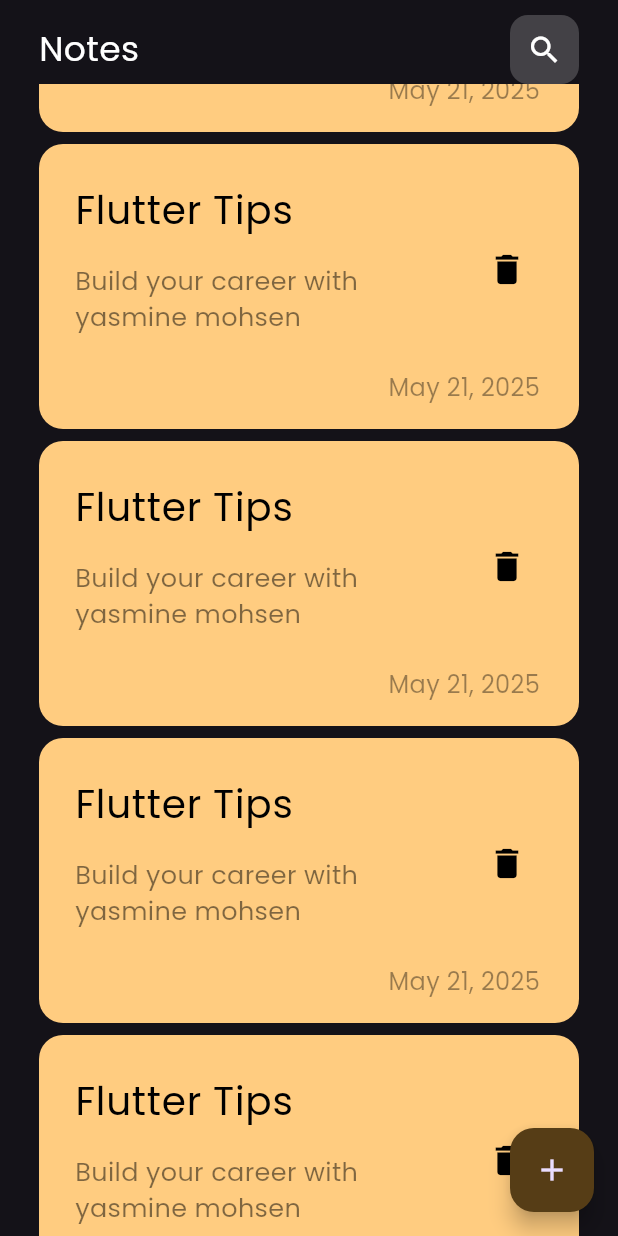
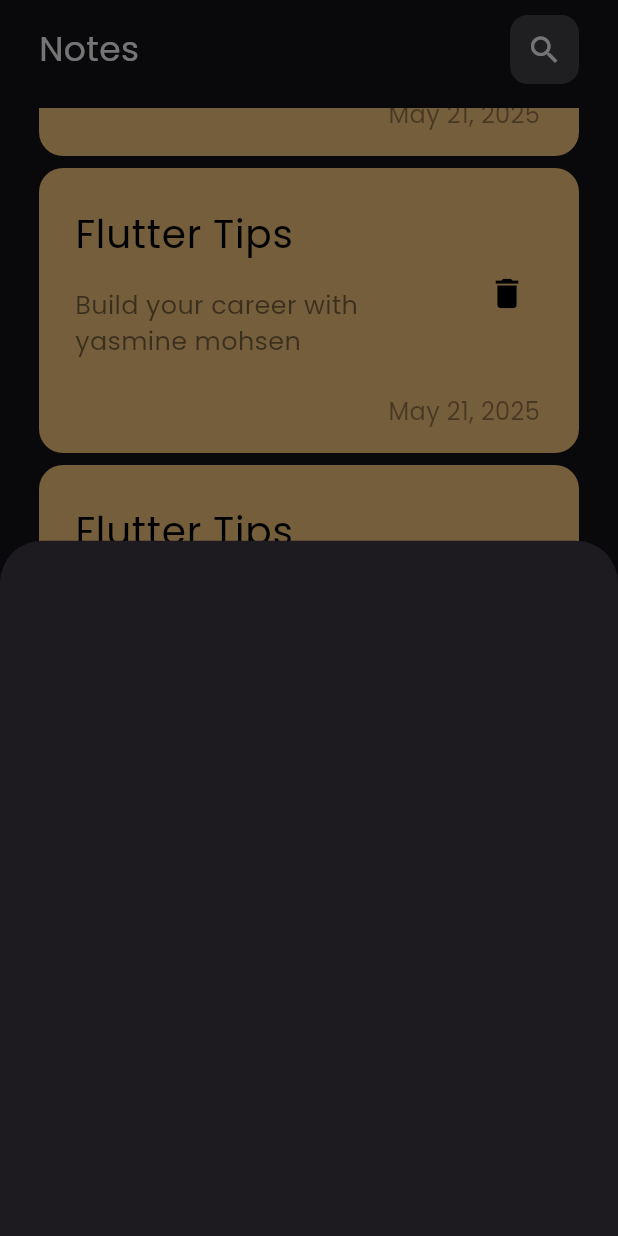
Before and after one commit to yasminemohsen269-collab/notes_app, a Flutter app: the screen it shows after launch, scrolled down 1152 dp, after a tap on the "add" icon, on a phone screen of 412 x 824 dp. Run offline on Flutter 3.47's test engine with Material 3 defaults, Android fonts, the phone set to English and light mode, and no system bars.

Commit message:
show model button sheet

```diff
--- a/lib/views/notes_view.dart
+++ b/lib/views/notes_view.dart
@@ -1,4 +1,5 @@
 import 'package:flutter/material.dart';
+import 'package:notesapp/widgets/add_note_bottom_sheet.dart';
 import 'package:notesapp/widgets/notes_view_body.dart';
 
 class NotesView extends StatelessWidget {
@@ -9,7 +10,14 @@ class NotesView extends StatelessWidget {
     return Scaffold(
       floatingActionButton: FloatingActionButton(
         backgroundColor: const Color.fromARGB(255, 86, 61, 22),
-        onPressed: () {},
+        onPressed: () {
+          showModalBottomSheet(
+            context: context,
+            builder: (context) {
+              return AddNoteBottomSheet();
+            },
+          );
+        },
         child: Icon(Icons.add),
       ),
       body: const NotesViewBody(),
--- /dev/null
+++ b/lib/widgets/add_note_bottom_sheet.dart
@@ -0,0 +1,10 @@
+import 'package:flutter/material.dart';
+
+class AddNoteBottomSheet extends StatelessWidget {
+  const AddNoteBottomSheet({super.key});
+
+  @override
+  Widget build(BuildContext context) {
+    return Container();
+  }
+}
--- a/lib/widgets/notes_list_view.dart
+++ b/lib/widgets/notes_list_view.dart
@@ -6,13 +6,17 @@ class NotesListView extends StatelessWidget {
 
   @override
   Widget build(BuildContext context) {
-    return ListView.builder(
+    return Padding(
+      padding: const EdgeInsets.symmetric(vertical: 16.0),
+      child: ListView.builder(
+        padding: EdgeInsets.zero,
         itemBuilder: (context, index) {
           return const Padding(
             padding: EdgeInsets.symmetric(vertical: 4.0),
             child: NoteItem(),
           );
         },
+      ),
     );
   }
 }
```
Lines whose indentation alone changed are shown as unchanged.
